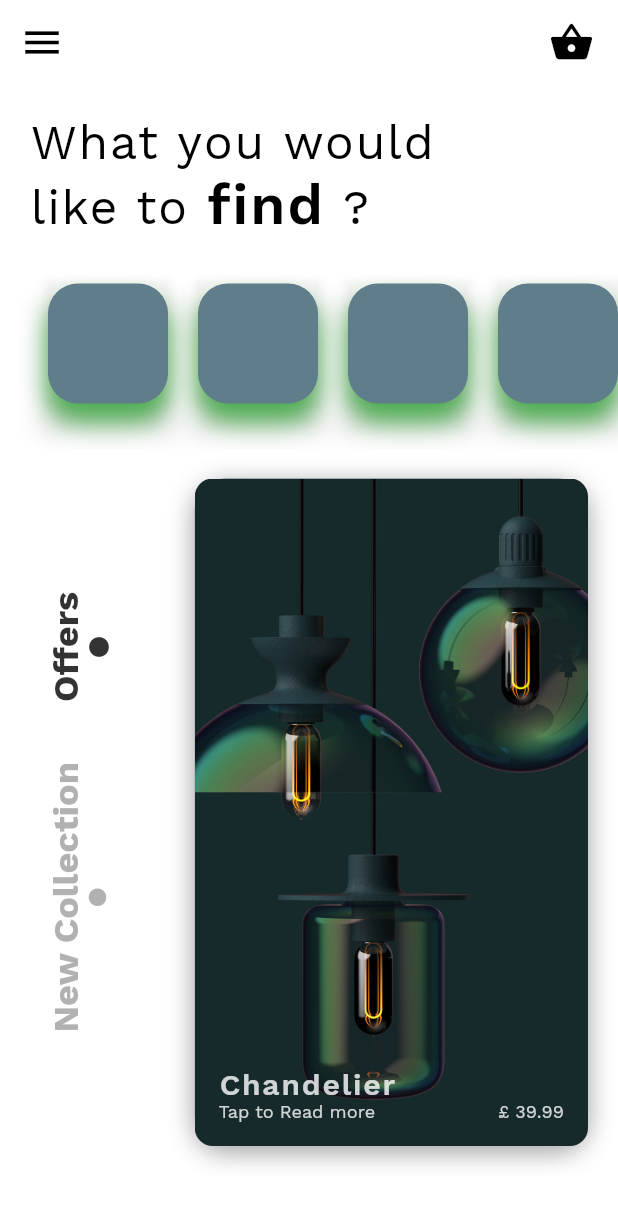
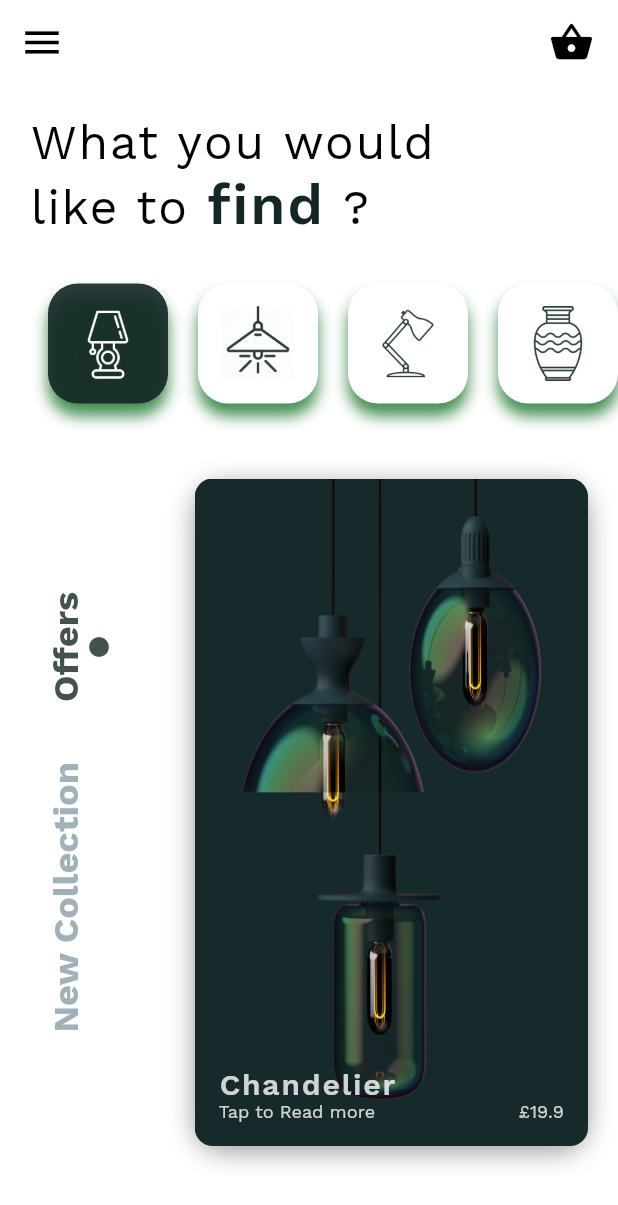
Before and after one commit to firovski/flutter_lamps_ui_demo, a Flutter app: the screen it shows after launch, on a phone screen of 412 x 824 dp. Shown: the top 1205 px of the screen. Run offline on Flutter 3.47's test engine with Material 2 defaults, Android fonts, the phone set to English and light mode, and no system bars.

Commit message:
- Added the menu items - Added the Lamp model - Fixed some UI issues
Signed-off-by: Firas Trabelsi <trabelsii.firas@gmail.com>

```diff
--- /dev/null
+++ b/lib/models/menu_items.dart
@@ -0,0 +1,17 @@
+class Lamp {
+  final String name;
+  final String price;
+  final String imagePath;
+
+  Lamp(this.name, this.price, this.imagePath);
+}
+
+List Lamps = [
+  Lamp("Chandelier", "£19.9", "assets/images/lamp.jpg"),
+  Lamp("Lamp", "£19.9", "assets/images/lamp_1.jpg"),
+  Lamp("Mason Jar Light", "£19.9", "assets/images/lamp_2.jpg"),
+  Lamp("Sculptural Glass", "£19.9", "assets/images/lamp_3.jpg"),
+  Lamp("Lamp glass", "£19.9", "assets/images/lamp_4.jpg"),
+  Lamp("Nothing light", "£19.9", "assets/images/lamp_5.jpg"),
+  Lamp("The sun", "£19.9", "assets/images/lamp_6.jpg"),
+];
--- a/lib/pages/home_listing_screen.dart
+++ b/lib/pages/home_listing_screen.dart
@@ -1,4 +1,5 @@
 import 'package:flutter/material.dart';
+import 'package:flutter_lamps_ui_demo/models/menu_items.dart';
 import 'package:flutter_lamps_ui_demo/styleguide.dart';
 import 'package:flutter_lamps_ui_demo/widgets/items_widget.dart';
 
@@ -10,6 +11,14 @@ class HomeScreen extends StatefulWidget {
 class _HomeScreenState extends State<HomeScreen> {
   PageController _pageController;
   int currentPage = 0;
+  int currentMenu = 0;
+  bool modeState = true;
+  final List<String> catalogPath = [
+    "assets/images/lamp1.png",
+    "assets/images/lamp2.png",
+    "assets/images/lamp3.jpg",
+    "assets/images/lamp4.png",
+  ];
 
   @override
   void initState() {
@@ -68,16 +77,13 @@ class _HomeScreenState extends State<HomeScreen> {
                 child: Row(
                   crossAxisAlignment: CrossAxisAlignment.start,
                   children: <Widget>[
-                    roundedContainer(),
-                    SizedBox(width: 20),
-                    roundedContainer(),
-                    SizedBox(width: 20),
-                    roundedContainer(),
-                    SizedBox(width: 20),
-                    roundedContainer(),
-                    SizedBox(width: 20),
-                    roundedContainer(),
-                    SizedBox(width: 20),
+                    for ( var i = 0; i < catalogPath
+                        .length; i++) // ignore: sdk_version_ui_as_code
+                      (currentMenu == i) ? roundedContainer(
+                          catalogPath[i], Color(0xff142626).withOpacity(0.9),
+                          Colors.white, i) : roundedContainer(
+                          catalogPath[i], Colors.white,
+                          Color(0xff142626).withOpacity(0.9), i)
                   ],
                 ),
               ),
@@ -97,7 +103,13 @@ class _HomeScreenState extends State<HomeScreen> {
                         mainAxisAlignment: MainAxisAlignment.center,
                         crossAxisAlignment: CrossAxisAlignment.center,
                         children: <Widget>[
-                          RotatedBox(
+                          GestureDetector(
+                            onTap: () {
+                              setState(() {
+                                modeState = !modeState;
+                              });
+                            },
+                            child: RotatedBox(
                               quarterTurns: 3,
                               child: Column(
                                 children: <Widget>[
@@ -107,12 +119,17 @@ class _HomeScreenState extends State<HomeScreen> {
                                         children: <Widget>[
                                           Text(
                                             "Offers",
-                                          style: AppTheme.menuHeadingActive,
+                                            style: modeState ? AppTheme
+                                                .menuHeadingActive : AppTheme
+                                                .menuHeadingInactive,
                                           ),
                                           Icon(
                                             Icons.brightness_1,
-                                          color:
-                                              Colors.black26.withOpacity(0.8),
+                                            color: modeState
+                                                ? AppTheme.primaryColor
+                                                .withOpacity(0.8)
+                                                : Colors.white,
+
                                             size: 16,
                                           )
                                         ],
@@ -122,10 +139,18 @@ class _HomeScreenState extends State<HomeScreen> {
                                 ],
                               ),
                             ),
+                          ),
                           SizedBox(
                             height: 40,
                           ),
-                          RotatedBox(
+                          GestureDetector(
+                            onTap: () {
+                              setState(() {
+                                modeState = !modeState;
+                              });
+                            },
+
+                            child: RotatedBox(
                               quarterTurns: 3,
                               child: Column(
                                 children: <Widget>[
@@ -135,18 +160,24 @@ class _HomeScreenState extends State<HomeScreen> {
                                         children: <Widget>[
                                           Text(
                                             "New Collection",
-                                          style: AppTheme.menuHeadingInactive,
+                                            style: !modeState ? AppTheme
+                                                .menuHeadingActive : AppTheme
+                                                .menuHeadingInactive,
                                           ),
                                           Icon(
                                             Icons.brightness_1,
-                                          color: Colors.grey.withOpacity(0.8),
-                                          size: 14,
+                                            color: !modeState
+                                                ? AppTheme.primaryColor
+                                                .withOpacity(0.8)
+                                                : Colors.white,
+                                            size: 16,
                                           )
                                         ],
                                       ),
                                     ],
                                   ),
                                 ],
+                              ),
                             ),
                           ),
                         ],
@@ -159,10 +190,10 @@ class _HomeScreenState extends State<HomeScreen> {
                       controller: _pageController,
                       children: <Widget>[
                         for (var i = 0; // ignore: sdk_version_ui_as_code,
-                            i < 6;
+                        i < Lamps.length;
                             i++)
                           Padding(
-                            padding: EdgeInsets.all(20),
+                            padding: const EdgeInsets.all(20.0),
                             child: Container(
                               decoration: BoxDecoration(
                                 boxShadow: [
@@ -172,14 +203,16 @@ class _HomeScreenState extends State<HomeScreen> {
                                     blurRadius: 14.0,
                                   )
                                 ],
-                                color: Colors.blueGrey,
                                 borderRadius:
                                 BorderRadius.all(Radius.circular(20)),
                               ),
                               width: (screenWidth / 3) * 1.8,
                               child: ItemWidget(
                                 pageController: _pageController,
-                                  currentPage: i),
+                                currentPage: i,
+
+                            ),
+
                           ),
                           ),
                       ],
@@ -197,25 +230,37 @@ class _HomeScreenState extends State<HomeScreen> {
     );
   }
 
-  Widget roundedContainer() {
+  Widget roundedContainer(String url, Color bgColor, Color iconColor,
+      int index) {
     return GestureDetector(
-      onTap: () {},
+      onTap: () {
+        setState(() {
+          currentMenu = index;
+        });
+      },
+      child: Padding(
+        padding: const EdgeInsets.only(right: 20.0),
         child: Material(
-        color: Colors.transparent,
-        elevation: 8,
+          color: Colors.transparent.withOpacity(0),
           child: Container(
             width: 80,
             height: 80,
             decoration: BoxDecoration(
               boxShadow: [
                 BoxShadow(
-                color: Colors.green,
-                offset: Offset(0, 12.0),
-                blurRadius: 14.0,
+                  color: Color(0xff147226).withOpacity(0.8),
+                  offset: Offset(0, 8.0),
+                  blurRadius: 8.0,
                 )
               ],
-            color: Colors.blueGrey,
+              color: bgColor,
               borderRadius: BorderRadius.all(Radius.circular(20)),
+            ),
+            child: Padding(
+              padding: const EdgeInsets.all(15.0),
+              child: Image(image: AssetImage(url),
+                  color: iconColor),
+            ),
           ),
         ),
       ),
--- a/lib/styleguide.dart
+++ b/lib/styleguide.dart
@@ -3,7 +3,7 @@ import 'package:flutter/material.dart';
 class AppTheme {
   static const TextStyle display1 = TextStyle(
     fontFamily: 'WorkSans',
-    color: Colors.black,
+    color: Color(0xff142626),
     fontSize: 38,
     fontWeight: FontWeight.w600,
     letterSpacing: 1.2,
@@ -37,13 +37,14 @@ class AppTheme {
     fontFamily: 'WorkSans',
     fontWeight: FontWeight.bold,
     fontSize: 24,
-    color: Colors.black26.withOpacity(0.8),
+    color: Color(0xff142626).withOpacity(0.8),
   );
   static final TextStyle menuHeadingInactive = TextStyle(
     inherit: true,
     fontFamily: 'WorkSans',
     fontWeight: FontWeight.bold,
     fontSize: 24,
-    color: Colors.grey.withOpacity(0.8),
+    color: Colors.blueGrey.withOpacity(0.6),
   );
+  static final primaryColor = const Color(0xff142626);
 }
--- a/lib/widgets/items_widget.dart
+++ b/lib/widgets/items_widget.dart
@@ -1,13 +1,15 @@
 import 'dart:ui';
 
 import 'package:flutter/material.dart';
+import 'package:flutter_lamps_ui_demo/models/menu_items.dart';
 import 'package:flutter_lamps_ui_demo/styleguide.dart';
 
 class ItemWidget extends StatelessWidget {
   final PageController pageController;
   final int currentPage;
 
-  const ItemWidget({Key key, this.pageController, this.currentPage})
+
+  const ItemWidget({Key key, this.pageController, this.currentPage,})
       : super(key: key);
 
   @override
@@ -51,8 +53,9 @@ class ItemWidget extends StatelessWidget {
                 ),*/
 
                   Image(
-                    image: AssetImage('assets/images/lamp.jpg'),
-                    fit: BoxFit.fitHeight,
+                    image: AssetImage(Lamps[currentPage].imagePath
+                    ),
+                    fit: BoxFit.fill,
                   ),
                   Stack(
                     children: <Widget>[
@@ -64,7 +67,7 @@ class ItemWidget extends StatelessWidget {
                           children: <Widget>[
                             Container(
                               child: Text(
-                                "Chandelier",
+                                Lamps[currentPage].name,
                                 style: AppTheme.heading,
                               ),
                             ),
@@ -84,7 +87,7 @@ class ItemWidget extends StatelessWidget {
                                   children: <Widget>[
                                     Container(
                                       child: Text(
-                                        "£ 39.99",
+                                        Lamps[currentPage].price,
                                         style: AppTheme.subHeading,
                                       ),
                                     ),
--- a/pubspec.yaml
+++ b/pubspec.yaml
@@ -14,7 +14,7 @@ description: A design implementation in a new Flutter application.
 version: 1.0.0+1
 
 environment:
-  sdk: ">=2.1.0 <3.0.0"
+  sdk: ">=2.2.0 <3.0.0"
 
 dependencies:
   flutter:
```
Also changed, not shown: assets/images/lamp1.png (added), assets/images/lamp2.png (added), assets/images/lamp3.jpg (added), assets/images/lamp4.png (added), assets/images/lamp_1.jpg (added), assets/images/lamp_2.jpg (added), assets/images/lamp_3.jpg (added), assets/images/lamp_4.jpg (added), assets/images/lamp_5.jpg (added), assets/images/lamp_6.jpg (added). Lines whose indentation alone changed are shown as unchanged.
